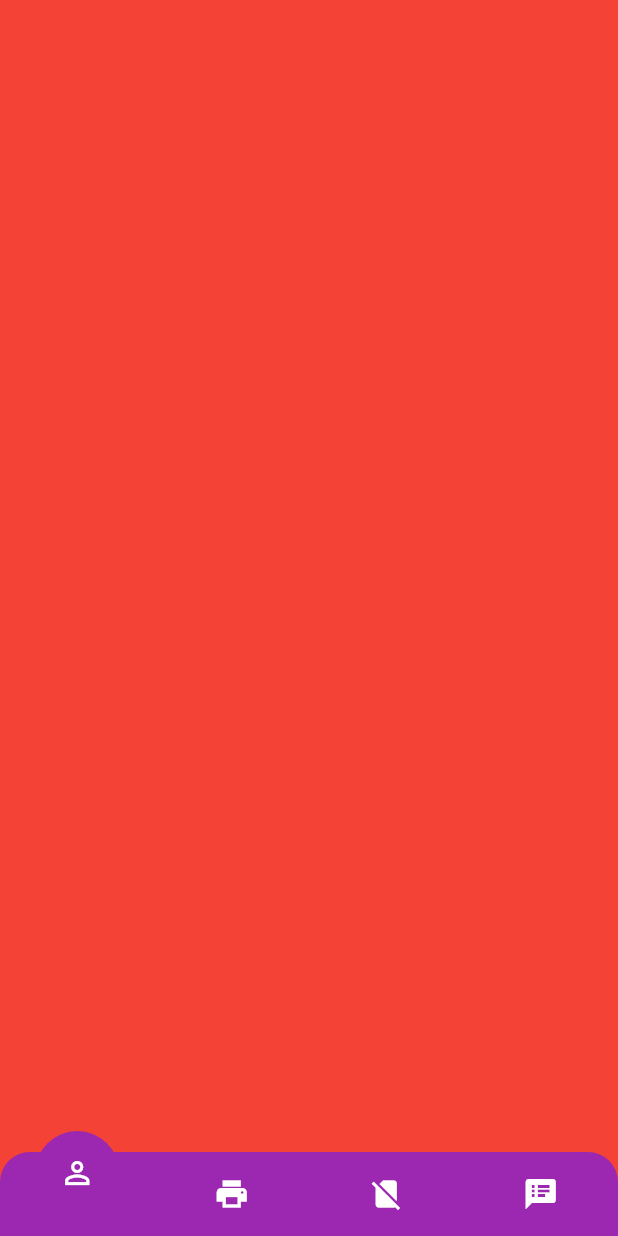
After one commit to RomanMaydana/flutter_animations, a Flutter app: the screen it shows after launch, after a tap on "Main Bounce Tab Bar", on a phone screen of 412 x 824 dp. The commit adds this screen. Run offline on Flutter 3.47's test engine with Material 2 defaults, Android fonts, the phone set to English and light mode, and no system bars.

Commit message:
add Main bounce tab bar

```diff
--- a/lib/main.dart
+++ b/lib/main.dart
@@ -1,7 +1,9 @@
-
 import 'package:flutter/material.dart';
 
-import 'ui/tween_animation_scree.dart';
+import 'ui/bank_screen.dart';
+import 'ui/main_bounce_tab_bar.dart';
+import 'ui/tween_animation_screen.dart';
+
 void main() {
   runApp(const MyApp());
 }
@@ -36,20 +38,19 @@ class MyHomeScreen extends StatelessWidget {
           children: [
             ElevatedButton(
                 onPressed: () {
-                  push(context,
-                       TweenAnimationScreen(title: title1));
+                  push(context, TweenAnimationScreen(title: title1));
                 },
                 child: const Text('Tween Animation Builder')),
-            // ElevatedButton(
-            //     onPressed: () {
-            //       push(context, const CanvasRenderObjectSample());
-            //     },
-            //     child: const Text('Canvas RenderObject Sample')),
-            // ElevatedButton(
-            //     onPressed: () {
-            //       push(context, const CanvasCustomPaintSample());
-            //     },
-            //     child: const Text('Canvas CustomPaint')),
+            ElevatedButton(
+                onPressed: () {
+                  push(context, const MainBounceTabBar());
+                },
+                child: const Text('Main Bounce Tab Bar')),
+            ElevatedButton(
+                onPressed: () {
+                  push(context, const BankScreen());
+                },
+                child: const Text('Bank App')),
             // ElevatedButton(
             //     onPressed: () {
             //       push(context, const CanvasPerformanceSample());
--- /dev/null
+++ b/lib/ui/bank_screen.dart
@@ -0,0 +1,15 @@
+import 'package:flutter/material.dart';
+
+class BankScreen extends StatefulWidget {
+  const BankScreen({super.key});
+
+  @override
+  State<BankScreen> createState() => _BankScreenState();
+}
+
+class _BankScreenState extends State<BankScreen> {
+  @override
+  Widget build(BuildContext context) {
+    return Scaffold();
+  }
+}
--- /dev/null
+++ b/lib/ui/main_bounce_tab_bar.dart
@@ -0,0 +1,203 @@
+import 'package:flutter/material.dart';
+
+class MainBounceTabBar extends StatefulWidget {
+  const MainBounceTabBar({super.key});
+
+  @override
+  State<MainBounceTabBar> createState() => _MainBounceTabBarState();
+}
+
+class _MainBounceTabBarState extends State<MainBounceTabBar> {
+  int _currentIndex = 0;
+  @override
+  Widget build(BuildContext context) {
+    return Scaffold(
+      extendBody: true,
+      body: IndexedStack(
+        index: _currentIndex,
+        children: [
+          Container(
+            color: Colors.red,
+          ),
+          Container(
+            color: Colors.yellow,
+          ),
+          Container(
+            color: Colors.black,
+          ),
+          Container(
+            color: Colors.cyan,
+          ),
+        ],
+      ),
+      bottomNavigationBar: BounceTabBar(
+        backgroundColor: Colors.purple,
+        items: const [
+          Icon(Icons.person_outline),
+          Icon(Icons.print),
+          Icon(Icons.signal_cellular_no_sim),
+          Icon(Icons.speaker_notes),
+
+        ],
+        onTapChanged: (index) {
+          setState(() {
+            _currentIndex = index;
+          });
+        },
+      ),
+    );
+  }
+}
+
+
+class BounceTabBar extends StatefulWidget {
+  const BounceTabBar(
+      {super.key,
+      this.backgroundColor = Colors.red,
+      required this.items,
+      required this.onTapChanged,
+      this.initialIndex = 0, this.movement = 200.0});
+
+  final Color backgroundColor;
+  final List<Widget> items;
+  final ValueChanged<int> onTapChanged;
+  final int initialIndex;
+  final double movement;
+  @override
+  State<BounceTabBar> createState() => _BounceTabBarState();
+}
+
+class _BounceTabBarState extends State<BounceTabBar>
+    with SingleTickerProviderStateMixin {
+  late AnimationController _controller;
+  late Animation _animTabBarIn;
+  late Animation _animTabBarOut;
+  late Animation _animCircleItem;
+  late Animation _animElevationIn;
+  late Animation _animElevationOut;
+
+  late int _currentIndex = widget.initialIndex;
+
+  @override
+  void initState() {
+    super.initState();
+    _controller = AnimationController(
+        vsync: this, duration: const Duration(milliseconds: 1200));
+    _animTabBarIn =
+        CurveTween(curve: const Interval(0.1, 0.6, curve: Curves.decelerate))
+            .animate(_controller);
+    _animTabBarOut =
+        CurveTween(curve: const Interval(0.6, 1, curve: Curves.bounceOut))
+            .animate(_controller);
+
+    _animCircleItem =
+        CurveTween(curve: const Interval(0.0, 0.3)).animate(_controller);
+
+    _animElevationIn =
+        CurveTween(curve: const Interval(0.3, 0.5, curve: Curves.decelerate))
+            .animate(_controller);
+    _animElevationOut =
+        CurveTween(curve: const Interval(0.55, 1.0, curve: Curves.bounceOut))
+            .animate(_controller);
+
+    _controller.forward(from: 1.0);
+  }
+
+  @override
+  void dispose() {
+    _controller.dispose();
+    super.dispose();
+  }
+
+  @override
+  Widget build(BuildContext context) {
+    final width = MediaQuery.of(context).size.width;
+    double currentWidth = width;
+    double currentElevation = 0.0;
+    return SizedBox(
+      height: kBottomNavigationBarHeight,
+      child: AnimatedBuilder(
+          animation: _controller,
+          builder: (_, __) {
+            // print(
+            //     ' (movement* ${_animTabBarIn.value}) + (movement * ${_animTabBarOut.value})');
+            currentWidth = width -
+                (widget.movement * _animTabBarIn.value) +
+                (widget.movement * _animTabBarOut.value);
+            currentElevation = -widget.movement * _animElevationIn.value +
+                (widget.movement - kBottomNavigationBarHeight / 4) *
+                    _animElevationOut.value;
+            return Center(
+              child: Container(
+                width: currentWidth,
+                decoration: BoxDecoration(
+                    color: widget.backgroundColor,
+                    borderRadius:
+                        const BorderRadius.vertical(top: Radius.circular(20))),
+                child: Row(
+                    mainAxisAlignment: MainAxisAlignment.spaceEvenly,
+                    children: List.generate(widget.items.length, (index) {
+                      final child = widget.items[index];
+                      final innerWidget = CircleAvatar(
+                            radius: 30,
+                            foregroundColor: Colors.white,
+                            backgroundColor: widget.backgroundColor,
+                            child: child);
+                      if (_currentIndex == index) {
+                        return Expanded(
+                          child: CustomPaint(
+                            foregroundPainter: _CircleItemPainter(
+                            progress: _animCircleItem.value),
+                            child: Transform.translate(
+                          offset: Offset(0.0, currentElevation),
+                          child: innerWidget,
+                            ),
+                          ),
+                        );
+                      } else {
+                        return Expanded(
+                          child: GestureDetector(
+                            onTap: () {
+                              widget.onTapChanged(index);
+                              setState(() {
+                                _currentIndex = index;
+                              });
+                              _controller.forward(from: 0.0);
+                            },
+                            child: innerWidget,
+                          ),
+                        );
+                      }
+                    })),
+              ),
+            );
+          }),
+    );
+  }
+}
+
+class _CircleItemPainter extends CustomPainter {
+  _CircleItemPainter({required this.progress});
+  final double progress;
+
+  @override
+  void paint(Canvas canvas, Size size) {
+    final center = Offset(size.width / 2, size.height / 2);
+    final radius = 20.0 * progress;
+    const strokeWidth = 10.0;
+    final currentStrokeWidth = strokeWidth * (1 - progress);
+
+    if (progress < 1.0) {
+      canvas.drawCircle(
+          center,
+          radius,
+          Paint()
+            ..color = Colors.black
+            ..style = PaintingStyle.stroke
+            ..strokeWidth = currentStrokeWidth);
+    }
+  }
+
+  @override
+  bool shouldRepaint(covariant CustomPainter oldDelegate) => true;
+}
```
Also changed, not shown: lib/ui/bottom_navigator_bar.dart (deleted).
